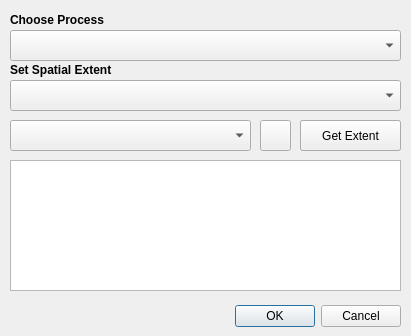
Old version of the form spatial_dialog.ui in the repository Open-EO/openeo-qgis-plugin.
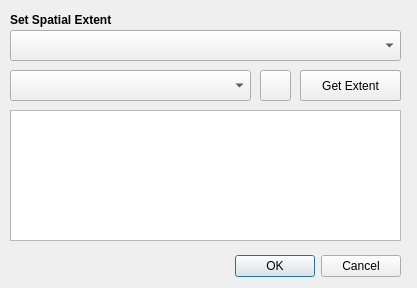
New version of the form. Icons and pictures are not drawn.

Commit message: restructured job adaption process

```diff
--- a/spatial_dialog.ui
+++ b/spatial_dialog.ui
@@ -6,8 +6,8 @@
    <rect>
     <x>0</x>
     <y>0</y>
-    <width>411</width>
-    <height>336</height>
+    <width>417</width>
+    <height>288</height>
    </rect>
   </property>
   <property name="windowTitle">
@@ -17,7 +17,7 @@
    <property name="geometry">
     <rect>
      <x>60</x>
-     <y>300</y>
+     <y>250</y>
      <width>341</width>
      <height>32</height>
     </rect>
@@ -33,7 +33,7 @@
    <property name="geometry">
     <rect>
      <x>300</x>
-     <y>120</y>
+     <y>70</y>
      <width>101</width>
      <height>31</height>
     </rect>
@@ -46,7 +46,7 @@
    <property name="geometry">
     <rect>
      <x>10</x>
-     <y>80</y>
+     <y>30</y>
      <width>391</width>
      <height>31</height>
     </rect>
@@ -56,7 +56,7 @@
    <property name="geometry">
     <rect>
      <x>260</x>
-     <y>120</y>
+     <y>70</y>
      <width>31</width>
      <height>31</height>
     </rect>
@@ -73,7 +73,7 @@
    <property name="geometry">
     <rect>
      <x>10</x>
-     <y>120</y>
+     <y>70</y>
      <width>241</width>
      <height>31</height>
     </rect>
@@ -83,7 +83,7 @@
    <property name="geometry">
     <rect>
      <x>10</x>
-     <y>160</y>
+     <y>110</y>
      <width>391</width>
      <height>131</height>
     </rect>
@@ -93,7 +93,7 @@
    <property name="geometry">
     <rect>
      <x>10</x>
-     <y>60</y>
+     <y>10</y>
      <width>391</width>
      <height>20</height>
     </rect>
@@ -109,7 +109,7 @@
    <property name="geometry">
     <rect>
      <x>300</x>
-     <y>120</y>
+     <y>70</y>
      <width>101</width>
      <height>31</height>
     </rect>
@@ -118,32 +118,6 @@
     <string>Draw Extent</string>
    </property>
   </widget>
-  <widget class="QComboBox" name="comboProcessBox">
-   <property name="geometry">
-    <rect>
-     <x>10</x>
-     <y>30</y>
-     <width>391</width>
-     <height>31</height>
-    </rect>
-   </property>
-  </widget>
-  <widget class="QLabel" name="label_12">
-   <property name="geometry">
-    <rect>
-     <x>10</x>
-     <y>10</y>
-     <width>271</width>
-     <height>20</height>
-    </rect>
-   </property>
-   <property name="text">
-    <string>&lt;html&gt;&lt;head/&gt;&lt;body&gt;&lt;p&gt;&lt;span style=&quot; font-weight:600;&quot;&gt;Choose Process&lt;/span&gt;&lt;/p&gt;&lt;/body&gt;&lt;/html&gt;</string>
-   </property>
-   <property name="alignment">
-    <set>Qt::AlignLeading|Qt::AlignLeft|Qt::AlignVCenter</set>
-   </property>
-  </widget>
   <zorder>drawBtn</zorder>
   <zorder>buttonBox</zorder>
   <zorder>getBtn</zorder>
```
Left out of the diff: 2 changed lines with no effect on the pictures. The commit also changes 20 other files.
